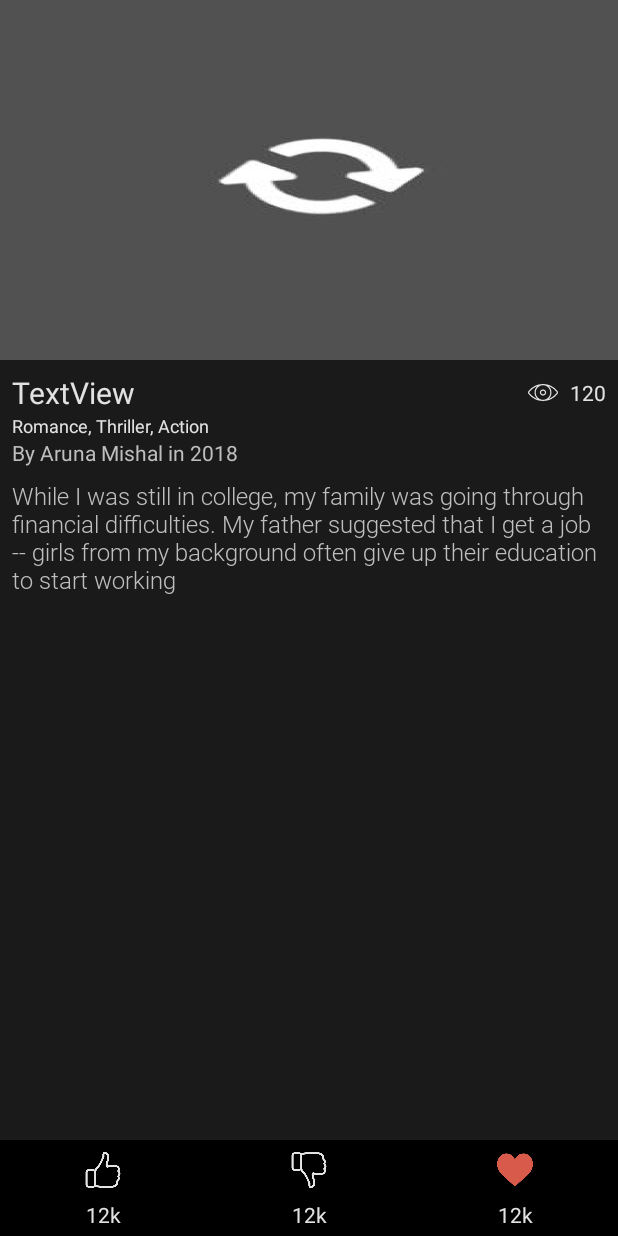
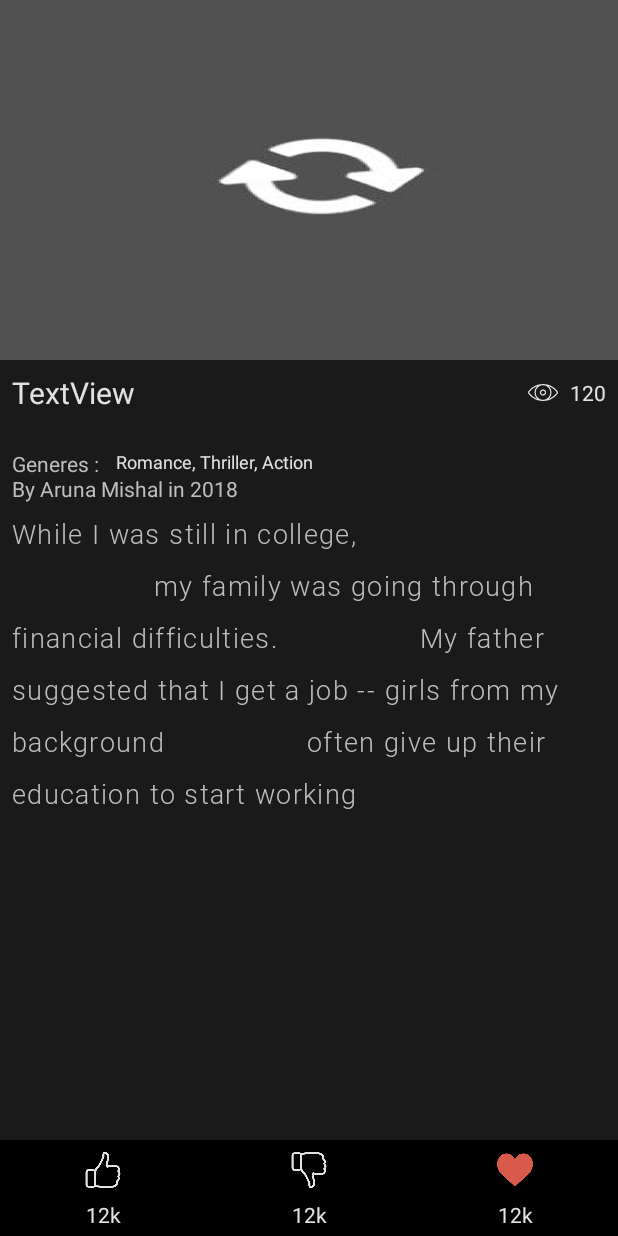
Before and after one commit to mohini14/Story, an Android app: the StoryDescriptionActivity screen opened directly, with no data from a screen before it, on a phone screen of 412 x 824 dp. Run offline under Robolectric (Android 15) with nearby library versions, the phone set to English and light mode, and no system bars; our stand-ins replace ButterKnife, Picasso; pictures from the network do not load; Roboto replaces fonts that are not available here; 9 statements that could not run were skipped.

Commit message:
adding story description

```diff
--- a/app/src/main/java/com/topstories/story/activities/home/StoryDescriptionActivity.java
+++ b/app/src/main/java/com/topstories/story/activities/home/StoryDescriptionActivity.java
@@ -1,5 +1,7 @@
 package com.topstories.story.activities.home;
 
+import android.os.Build;
+import android.support.annotation.RequiresApi;
 import android.support.v7.app.AppCompatActivity;
 import android.os.Bundle;
 import android.widget.ImageView;
@@ -24,7 +26,13 @@ public class StoryDescriptionActivity extends AppCompatActivity {
     @BindView(R.id.story_description_description_id) public TextView descriptionTextView;
     @BindView(R.id.story_description_generes_view_id) public TextView generesView;
     @BindView(R.id.story_description_author_view_id) public TextView authorView;
+    @BindView(R.id.story_description_likes_count_id) public TextView likesCountTextView;
+    @BindView(R.id.story_description_dislikes_count_id) public TextView dislikesCountTextView;
+    @BindView(R.id.story_description_loves_count_id) public TextView lovedCountTextView;
+    @BindView(R.id.story_description_views_count_id) public TextView viewsCountTextView;
 
+
+    @RequiresApi(api = Build.VERSION_CODES.LOLLIPOP)
     @Override
     protected void onCreate(Bundle savedInstanceState) {
         super.onCreate(savedInstanceState);
@@ -40,8 +48,14 @@ public class StoryDescriptionActivity extends AppCompatActivity {
 
         titleTextView.setText(currentStory.getTitle());
         descriptionTextView.setText(currentStory.getDescription());
+        descriptionTextView.setLineSpacing(20,1);
+        descriptionTextView.setLetterSpacing(0.05f);
         generesView.setText(currentStory.getGeneresText());
         authorView.setText(currentStory.getAuthorBioText());
+        likesCountTextView.setText(currentStory.likesCountText());
+        dislikesCountTextView.setText(currentStory.dislikesCountText());
+        lovedCountTextView.setText(currentStory.lovedCountText());
+        viewsCountTextView.setText(currentStory.viewsCountText());
     }
 
 }
--- a/app/src/main/java/com/topstories/story/model/Story.java
+++ b/app/src/main/java/com/topstories/story/model/Story.java
@@ -1,6 +1,7 @@
 package com.topstories.story.model;
 
 import com.topstories.story.utils.AppStrings;
+import com.topstories.story.utils.Gen;
 
 import java.text.MessageFormat;
 import java.util.Arrays;
@@ -35,7 +36,7 @@ public class Story {
         mainImageUrl = AppStrings.getRandomImageUrl(600,800);
         category = faker.book.genre();
         title = faker.book.title();
-        description = faker.lorem.sentence(30);
+        description = faker.lorem.sentence(100) + ".\n\n" + faker.lorem.sentence(100) + ".\n\n" + faker.lorem.sentence(100);
         likes = (int) (Math.random() * 10000);
         loved = (int) (Math.random() * 10000);
         dislikes = (int) (Math.random() * 10000);
@@ -55,5 +56,19 @@ public class Story {
         return MessageFormat.format("By {0} in {1}", author, createdAt.getYear());
     }
 
+    public String likesCountText() {
+        return Gen.numberToTextFormat(Double.valueOf(likes));
+    }
 
+    public String dislikesCountText(){
+        return Gen.numberToTextFormat(Double.valueOf(dislikes));
+    }
+
+    public String lovedCountText(){
+        return Gen.numberToTextFormat(Double.valueOf(loved));
+    }
+
+    public String viewsCountText(){
+        return Gen.numberToTextFormat(Double.valueOf(views));
+    }
 }
--- a/app/src/main/java/com/topstories/story/utils/Gen.java
+++ b/app/src/main/java/com/topstories/story/utils/Gen.java
@@ -52,4 +52,13 @@ public class Gen {
         startActivity(intent, clearStack);
     }
 
+    public static String numberToTextFormat(Double likes) {
+        if (likes < 1000)
+            return likes.toString();
+        if (likes > 1000 && likes < 1000000)
+            return String.format("%.2fK", likes/1000) ;
+        else
+            return String.format("%.2fM", likes/1000000) ;
+
+    }
 }
--- a/app/src/main/res/layout/activity_story_description.xml
+++ b/app/src/main/res/layout/activity_story_description.xml
@@ -7,6 +7,19 @@
     android:background="@color/colorPrimaryDark"
     tools:context=".activities.home.StoryDescriptionActivity">
 
+    <ScrollView
+        android:layout_width="0dp"
+        android:layout_height="0dp"
+        android:layout_marginBottom="8dp"
+        app:layout_constraintBottom_toTopOf="@+id/linearLayout"
+        app:layout_constraintEnd_toEndOf="parent"
+        app:layout_constraintHorizontal_bias="0.0"
+        app:layout_constraintStart_toStartOf="parent"
+        app:layout_constraintTop_toTopOf="parent">
+
+        <android.support.constraint.ConstraintLayout
+            android:layout_width="match_parent"
+            android:layout_height="match_parent">
 
             <ImageView
                 android:id="@+id/story_description_image_view_id"
@@ -20,29 +33,34 @@
 
             <TextView
                 android:id="@+id/story_description_title_id"
-        android:layout_width="wrap_content"
+                android:layout_width="0dp"
                 android:layout_height="wrap_content"
+                android:layout_marginEnd="8dp"
                 android:layout_marginStart="8dp"
                 android:layout_marginTop="8dp"
+                android:maxLines="2"
                 android:text="TextView"
                 android:textColor="@color/titleTextColor"
                 android:textSize="20sp"
+                app:layout_constraintEnd_toStartOf="@+id/story_description_views_image_id"
                 app:layout_constraintStart_toStartOf="parent"
                 app:layout_constraintTop_toBottomOf="@+id/story_description_image_view_id" />
 
             <TextView
                 android:id="@+id/story_description_description_id"
                 android:layout_width="0dp"
-        android:layout_height="0dp"
+                android:layout_height="wrap_content"
                 android:layout_marginEnd="8dp"
                 android:layout_marginStart="8dp"
                 android:layout_marginTop="8dp"
                 android:fontFamily="@font/roboto_light"
-        android:maxLines="@android:integer/status_bar_notification_info_maxnum"
-        android:text="While I was still in college, my family was going through financial difficulties. My father suggested that I get a job -- girls from my background often give up their education to start working"
+                android:maxLines="10000"
+                android:text="While I was still in college,\n
+                my family was going through financial difficulties.
+                My father suggested that I get a job -- girls from my background
+                often give up their education to start working"
                 android:textColor="@color/descriptionTextColor"
-        android:textSize="16sp"
-        app:layout_constraintBottom_toTopOf="@+id/linearLayout"
+                android:textSize="18sp"
                 app:layout_constraintEnd_toEndOf="parent"
                 app:layout_constraintHorizontal_bias="0.0"
                 app:layout_constraintStart_toStartOf="parent"
@@ -78,11 +96,12 @@
                 android:layout_height="wrap_content"
                 android:layout_marginEnd="8dp"
                 android:layout_marginStart="8dp"
+                android:layout_marginTop="24dp"
                 android:text="Romance, Thriller, Action"
                 android:textColor="@color/titleTextColor"
                 android:textSize="12sp"
                 app:layout_constraintEnd_toEndOf="parent"
-        app:layout_constraintStart_toStartOf="parent"
+                app:layout_constraintStart_toEndOf="@+id/textView"
                 app:layout_constraintTop_toBottomOf="@+id/story_description_title_id" />
 
             <TextView
@@ -97,6 +116,21 @@
                 app:layout_constraintEnd_toEndOf="parent"
                 app:layout_constraintStart_toStartOf="parent"
                 app:layout_constraintTop_toBottomOf="@+id/story_description_generes_view_id" />
+
+            <TextView
+                android:id="@+id/textView"
+                android:layout_width="wrap_content"
+                android:layout_height="wrap_content"
+                android:layout_marginStart="8dp"
+                android:text="Generes : "
+                android:textColor="@color/descriptionTextColor"
+                app:layout_constraintStart_toStartOf="parent"
+                app:layout_constraintTop_toTopOf="@+id/story_description_generes_view_id" />
+
+        </android.support.constraint.ConstraintLayout>
+
+
+    </ScrollView>
 
     <LinearLayout
         android:id="@+id/linearLayout"
@@ -120,7 +154,7 @@
                 android:layout_height="match_parent">
 
                 <TextView
-                    android:id="@+id/textView3"
+                    android:id="@+id/story_description_likes_count_id"
                     android:layout_width="0dp"
                     android:layout_height="0dp"
                     android:layout_marginBottom="8dp"
@@ -164,7 +198,7 @@
                 android:layout_height="match_parent">
 
                 <TextView
-                    android:id="@+id/textView4"
+                    android:id="@+id/story_description_dislikes_count_id"
                     android:layout_width="0dp"
                     android:layout_height="0dp"
                     android:layout_marginBottom="8dp"
@@ -208,7 +242,7 @@
                 android:layout_height="match_parent">
 
                 <TextView
-                    android:id="@+id/textView6"
+                    android:id="@+id/story_description_loves_count_id"
                     android:layout_width="0dp"
                     android:layout_height="0dp"
                     android:layout_marginBottom="8dp"
@@ -243,4 +277,5 @@
 
 
     </LinearLayout>
+
 </android.support.constraint.ConstraintLayout>
```
Lines whose indentation alone changed are shown as unchanged.
